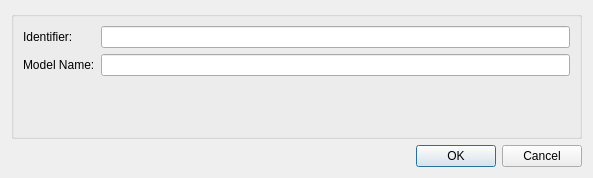
Above: mapclientplugins/fieldworkmodelselectorstep/widgets/qt/configuredialog.ui from mapclient-plugins/fieldworkmodelselectorstep before the change. Below: the same form after it.
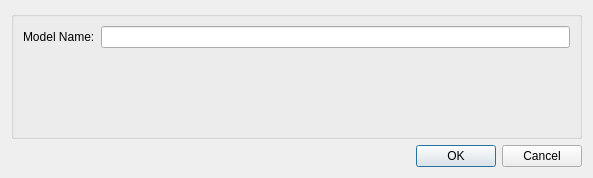
That is the form after the change.

Commit message:
Removed "identifier" attribute from configuration.
Identifiers are now automatically generated by the MAP Client.

```diff
--- a/mapclientplugins/fieldworkmodelselectorstep/widgets/qt/configuredialog.ui
+++ b/mapclientplugins/fieldworkmodelselectorstep/widgets/qt/configuredialog.ui
@@ -20,7 +20,7 @@
       <string/>
      </property>
      <layout class="QGridLayout" name="gridLayout">
-      <item row="1" column="0">
+      <item row="0" column="0">
        <widget class="QLabel" name="modelNameLabel">
         <property name="text">
          <string>Model Name:</string>
@@ -28,22 +28,9 @@
        </widget>
       </item>
       <item row="0" column="1">
-       <widget class="QLineEdit" name="identifierLineEdit"/>
-      </item>
-      <item row="0" column="0">
-       <widget class="QLabel" name="identifierLabel">
-        <property name="text">
-         <string>Identifier:</string>
-        </property>
-        <property name="buddy">
-         <cstring>identifierLineEdit</cstring>
-        </property>
-       </widget>
-      </item>
-      <item row="1" column="1">
        <widget class="QLineEdit" name="modelNameLineEdit"/>
       </item>
-      <item row="2" column="1">
+      <item row="1" column="1">
        <spacer name="verticalSpacer">
         <property name="orientation">
          <enum>Qt::Vertical</enum>
```
The commit also changes 3 other files.
